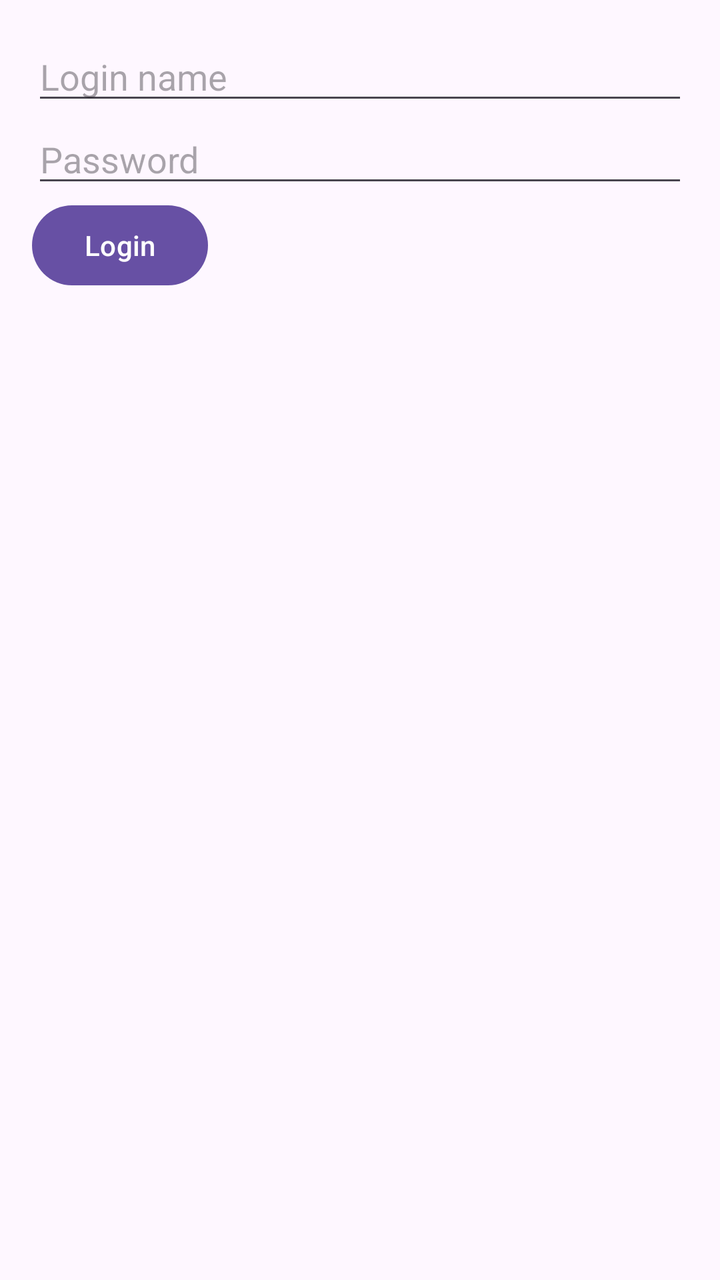
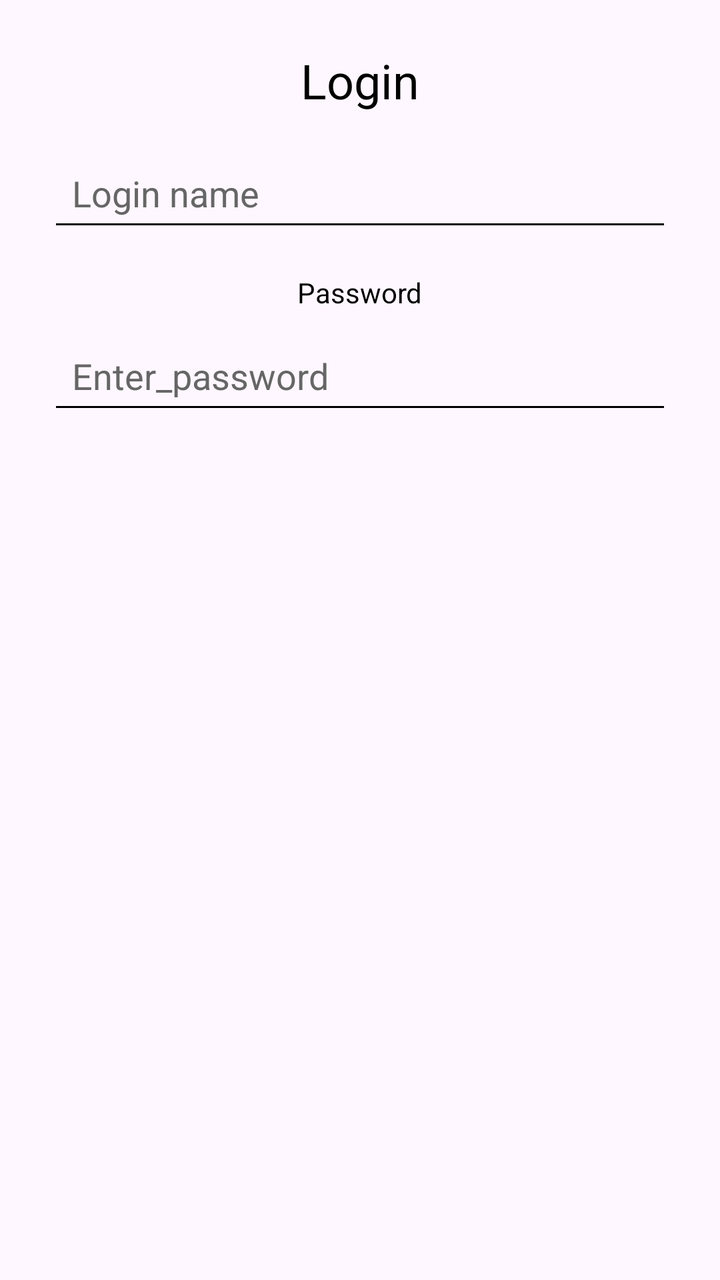

Compare the two renders of this Android layout. The source of the first and the diff that turns it into the second are given below.
<!-- AndroidManifest.xml: application theme Theme.MyApplication -->
<!-- res/layout/activity_login.xml -->
<LinearLayout xmlns:android="http://schemas.android.com/apk/res/android"
    android:layout_width="match_parent"
    android:layout_height="match_parent"
    android:orientation="vertical"
    android:padding="16dp">

    <EditText
        android:id="@+id/etLoginName"
        android:layout_width="match_parent"
        android:layout_height="wrap_content"
        android:hint="@string/Login_name"/>

    <EditText
        android:id="@+id/etPassword"
        android:layout_width="match_parent"
        android:layout_height="wrap_content"
        android:hint="@string/password"
        android:inputType="textPassword"/>

    <Button
        android:id="@+id/btnLogin"
        android:layout_width="wrap_content"
        android:layout_height="wrap_content"
        android:text="@string/Login"/>
</LinearLayout>
<!-- resources referenced by this layout -->
<resources>
  <string name="Login">Login</string>
  <string name="Login_name">Login name</string>
  <string name="password">Password</string>
  <style name="Theme.MyApplication" parent="Base.Theme.MyApplication" />
  <style name="Base.Theme.MyApplication" parent="Theme.Material3.DayNight.NoActionBar">
          
          
      </style>
</resources>

<!-- the commit's change to res/layout/activity_login.xml (unified diff, before → after) -->
@@ -1,25 +1,65 @@
-<LinearLayout xmlns:android="http://schemas.android.com/apk/res/android"
+<?xml version="1.0" encoding="utf-8"?>
+<ScrollView xmlns:android="http://schemas.android.com/apk/res/android"
+    xmlns:tools="http://schemas.android.com/tools"
     android:layout_width="match_parent"
     android:layout_height="match_parent"
-    android:orientation="vertical"
-    android:padding="16dp">
+    tools:context=".LoginActivity">
 
-    <EditText
-        android:id="@+id/etLoginName"
+    <LinearLayout
+        android:id="@+id/main"
         android:layout_width="match_parent"
         android:layout_height="wrap_content"
-        android:hint="@string/Login_name"/>
+        android:orientation="vertical"
+        android:padding="24dp"
+        android:gravity="center_horizontal">
 
-    <EditText
-        android:id="@+id/etPassword"
-        android:layout_width="match_parent"
-        android:layout_height="wrap_content"
-        android:hint="@string/password"
-        android:inputType="textPassword"/>
+        <TextView
+            android:id="@+id/loginTextView"
+            android:layout_width="wrap_content"
+            android:layout_height="wrap_content"
+            android:text="Login"
+            android:textSize="24sp"
+            android:layout_marginBottom="16dp"
+            android:textColor="#000000"/>
 
-    <Button
-        android:id="@+id/btnLogin"
-        android:layout_width="wrap_content"
-        android:layout_height="wrap_content"
-        android:text="@string/Login"/>
-</LinearLayout>
+        <EditText
+            android:id="@+id/loginEditText"
+            android:layout_width="match_parent"
+            android:layout_height="wrap_content"
+            android:hint="Login name"
+            android:inputType="textEmailAddress"
+            android:autofillHints="username"
+            android:textColor="#000000"
+            android:textColorHint="#666666"
+            android:backgroundTint="#000000"
+            android:minHeight="48dp"
+            android:padding="12dp"
+            android:layout_marginBottom="16dp"
+            android:maxWidth="600dp"/>
+        <TextView
+            android:id="@+id/passwordTextView"
+            android:layout_width="wrap_content"
+            android:layout_height="wrap_content"
+            android:text="Password"
+            android:layout_marginBottom="8dp"
+            android:textColor="#000000" />
+
+        <EditText
+            android:id="@+id/passwordEditText"
+            android:layout_width="match_parent"
+            android:layout_height="wrap_content"
+            android:hint="Enter_password"
+            android:inputType="textPassword"
+            android:autofillHints="password"
+            android:textColor="#000000"
+            android:textColorHint="#666666"
+            android:backgroundTint="#000000"
+            android:minHeight="48dp"
+            android:padding="12dp"
+            android:layout_marginBottom="16dp"
+            android:maxWidth="600dp" />
+
+
+        
+    </LinearLayout>
+</ScrollView>
<!-- resource entries referenced after the edit -->
@@ -1,8 +1,5 @@
 <!-- resources referenced by this layout -->
 <resources>
-  <string name="Login">Login</string>
-  <string name="Login_name">Login name</string>
-  <string name="password">Password</string>
   <style name="Theme.MyApplication" parent="Base.Theme.MyApplication" />
   <style name="Base.Theme.MyApplication" parent="Theme.Material3.DayNight.NoActionBar">
           
